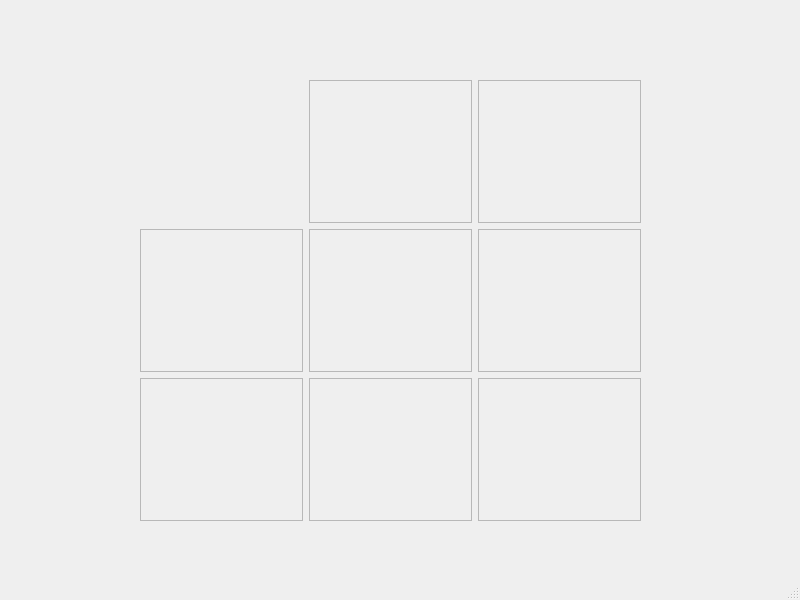
Qt form gamewindow.ui (mbochene/QtUltimateTicTacToe) before a commit.
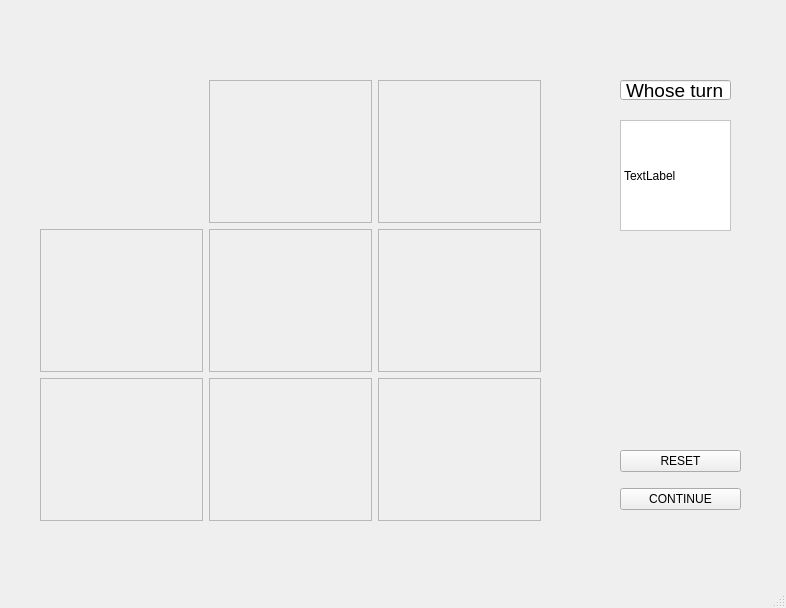
The same form after that commit.

The edit to the form file:
```diff
--- a/gamewindow.ui
+++ b/gamewindow.ui
@@ -6,10 +6,16 @@
    <rect>
     <x>0</x>
     <y>0</y>
-    <width>800</width>
-    <height>600</height>
+    <width>786</width>
+    <height>608</height>
    </rect>
   </property>
+  <property name="minimumSize">
+   <size>
+    <width>774</width>
+    <height>608</height>
+   </size>
+  </property>
   <property name="windowTitle">
    <string>GameWindow</string>
   </property>
@@ -20,7 +26,7 @@
    <widget class="QWidget" name="gridLayoutWidget">
     <property name="geometry">
      <rect>
-      <x>140</x>
+      <x>40</x>
       <y>80</y>
       <width>501</width>
       <height>441</height>
@@ -234,6 +240,84 @@
      </item>
     </layout>
    </widget>
+   <widget class="QLineEdit" name="lineEdit">
+    <property name="geometry">
+     <rect>
+      <x>620</x>
+      <y>80</y>
+      <width>111</width>
+      <height>20</height>
+     </rect>
+    </property>
+    <property name="font">
+     <font>
+      <pointsize>14</pointsize>
+     </font>
+    </property>
+    <property name="autoFillBackground">
+     <bool>false</bool>
+    </property>
+    <property name="text">
+     <string>Whose turn</string>
+    </property>
+    <property name="alignment">
+     <set>Qt::AlignCenter</set>
+    </property>
+    <property name="readOnly">
+     <bool>true</bool>
+    </property>
+   </widget>
+   <widget class="QLabel" name="whoseTurnLabel">
+    <property name="geometry">
+     <rect>
+      <x>620</x>
+      <y>120</y>
+      <width>111</width>
+      <height>111</height>
+     </rect>
+    </property>
+    <property name="layoutDirection">
+     <enum>Qt::LeftToRight</enum>
+    </property>
+    <property name="styleSheet">
+     <string notr="true">background-color:white</string>
+    </property>
+    <property name="frameShape">
+     <enum>QFrame::StyledPanel</enum>
+    </property>
+    <property name="frameShadow">
+     <enum>QFrame::Sunken</enum>
+    </property>
+    <property name="text">
+     <string>TextLabel</string>
+    </property>
+   </widget>
+   <widget class="QWidget" name="verticalLayoutWidget">
+    <property name="geometry">
+     <rect>
+      <x>620</x>
+      <y>440</y>
+      <width>121</width>
+      <height>81</height>
+     </rect>
+    </property>
+    <layout class="QVBoxLayout" name="controlButtonsLayout">
+     <item>
+      <widget class="QPushButton" name="resetButton">
+       <property name="text">
+        <string>RESET</string>
+       </property>
+      </widget>
+     </item>
+     <item>
+      <widget class="QPushButton" name="continueButton">
+       <property name="text">
+        <string>CONTINUE</string>
+       </property>
+      </widget>
+     </item>
+    </layout>
+   </widget>
   </widget>
   <widget class="QMenuBar" name="menubar">
    <property name="geometry">
```
Left out of the diff: 2 changed lines with no effect on the pictures.
